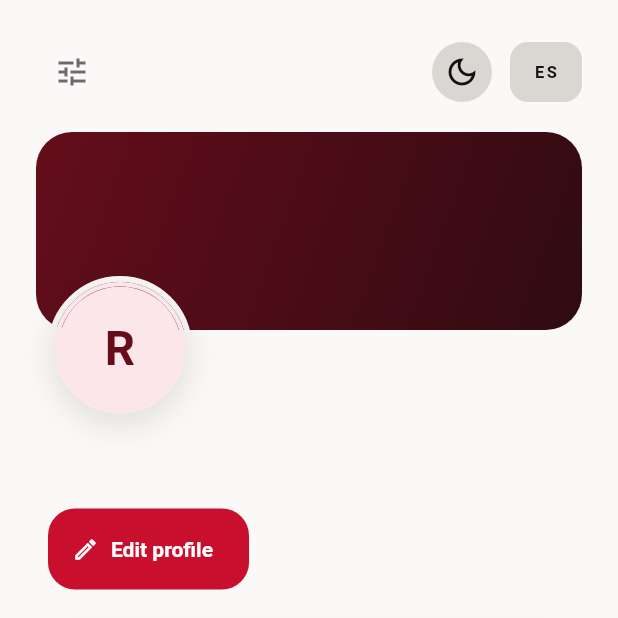
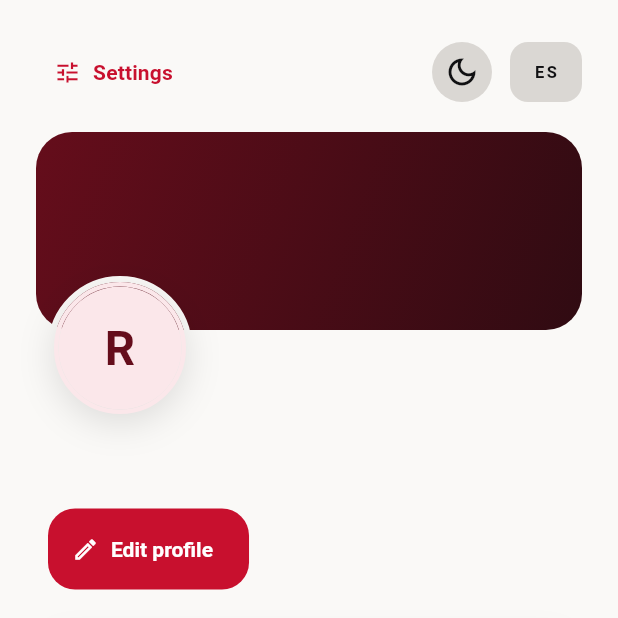
Before and after one commit to AngelPMZX/reson_app, a Flutter app: the screen it shows once a user with an empty profile is signed in, item 4 of the bottom bar chosen, on a phone screen of 412 x 824 dp, the top half of it. Run offline on Flutter 3.47's test engine with Material 3 defaults, Android fonts, the phone set to English and light mode, and no system bars; our stand-ins replace audioplayers, cloud_firestore, cloud_functions, firebase_auth, firebase_core, firebase_storage and 6 more; accounts and stored records are empty.

Commit message:
Say "Ajustes" where a glyph was standing in for the way out
Signing out moved into settings, but the way into settings was a tune
icon carrying its name only in a tooltip, and a phone never shows one.
The control was there and the path to it was not: the owner went looking
for the sign out button and could not find it.

It is a labelled button now, and a test walks the whole way from the
profile to the sign out so it cannot go quiet again.

Co-Authored-By: Claude Opus 5 <noreply@anthropic.com>

```diff
--- a/lib/features/profile/profile_page.dart
+++ b/lib/features/profile/profile_page.dart
@@ -101,11 +101,14 @@ class _Profile extends ConsumerWidget {
                       ResonSpace.xl,
                       ResonSpace.lg,
                     ),
+                    // Labelled, not a bare icon. Signing out lives inside
+                    // settings, and a tune glyph with only a tooltip reads as
+                    // decoration on a phone, where nothing shows a tooltip.
                     child: ResonHeader(
-                      leading: IconButton(
-                        tooltip: s.settings,
+                      leading: TextButton.icon(
+                        onPressed: () => context.go('/settings'),
                         icon: const Icon(Icons.tune),
-                        onPressed: () => context.go('/settings'),
+                        label: Text(s.settings),
                       ),
                     ),
                   ),
```
Also changed, not shown: 1 other file.
